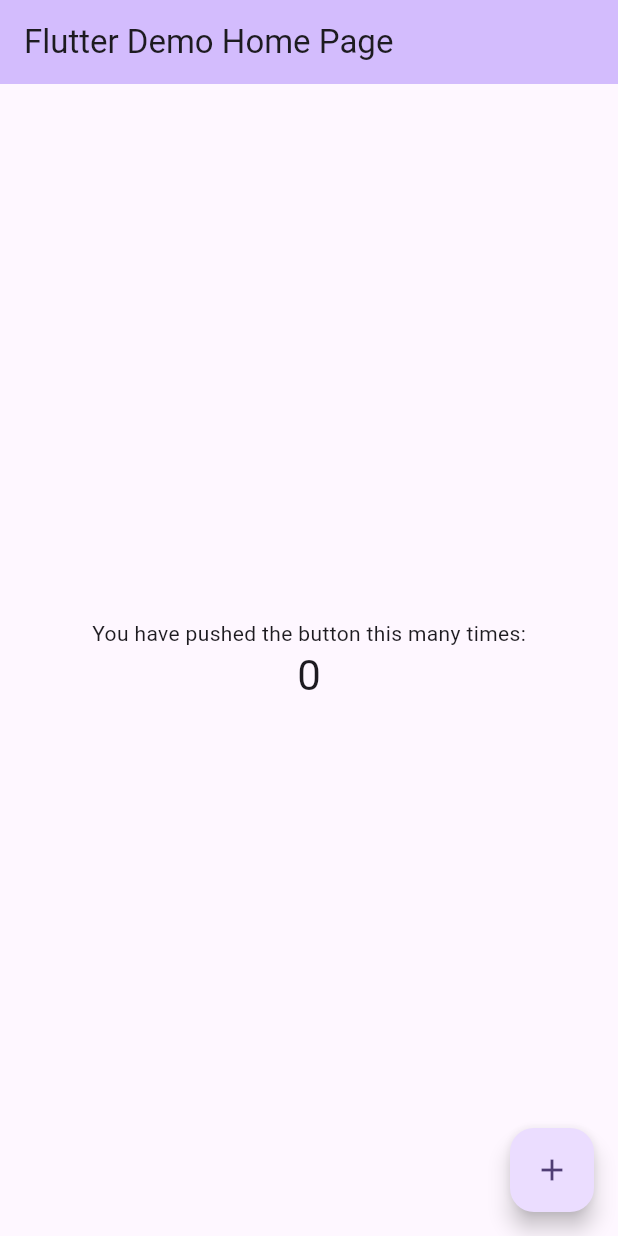
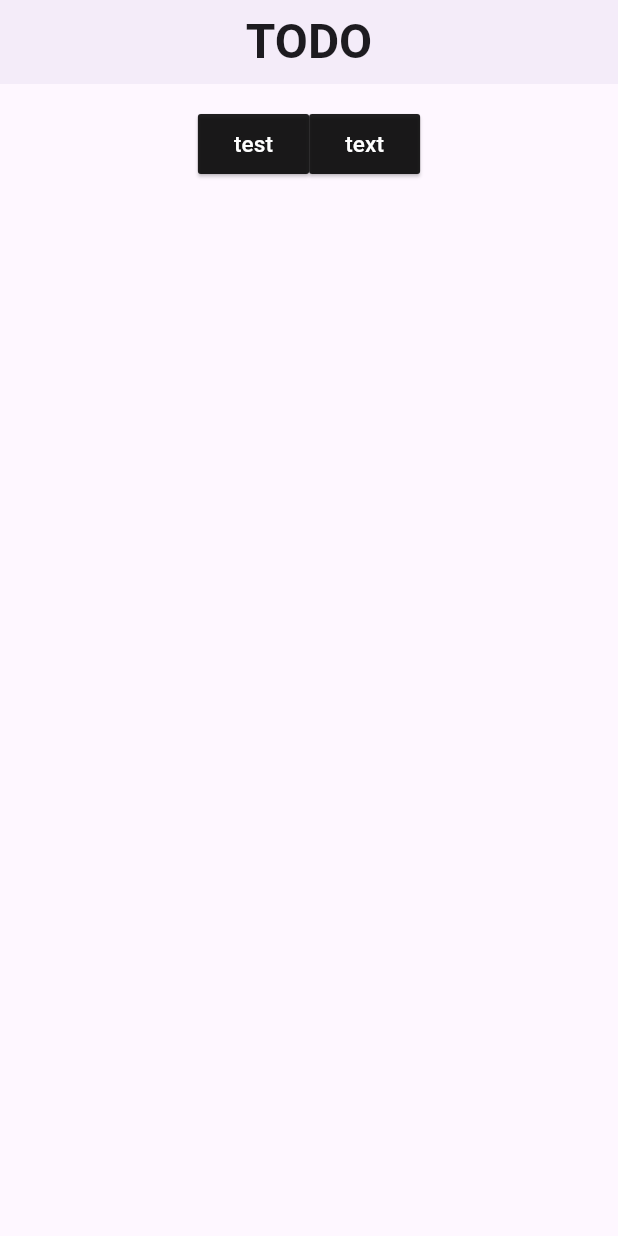
Before and after one commit to Yamnyr/Flutter-LoisirMania, a Flutter app: the screen it shows after launch, on a phone screen of 412 x 824 dp. Run offline on Flutter 3.47's test engine with Material 3 defaults, Android fonts, the phone set to English and light mode, and no system bars.

Commit message:
page accueil

```diff
--- /dev/null
+++ b/flutter_app/lib/app.pages/flutter_app_button.dart
@@ -0,0 +1,22 @@
+import 'package:flutter/material.dart';
+import 'package:flutter_app/common_widgets/custom_elevated_button.dart';
+
+class FlutterAppButton extends CustomElevatedButton {
+  FlutterAppButton({
+    super.key,
+    required String text,
+    required Color color,
+    required Color textColor,
+    required VoidCallback onPressed,
+  }) : super(
+          child: Text(
+            text,
+            style: TextStyle(
+              color: textColor,
+              fontSize: 15.0,
+            ),
+          ),
+          color: color,
+          onPressed: onPressed,
+        );
+}
--- /dev/null
+++ b/flutter_app/lib/app.pages/flutter_app_page.dart
@@ -0,0 +1,45 @@
+import 'package:flutter/material.dart';
+import 'package:flutter_app/app.pages/flutter_app_button.dart';
+// import 'package:flutter_app/app.pages/flutter_app_button_loisir.dart';
+
+class FlutterAppPage extends StatelessWidget {
+  const FlutterAppPage({super.key});
+
+  @override
+  Widget build(BuildContext context) {
+    return Scaffold(
+      appBar: AppBar(
+        title: const Text(
+          'TODO',
+          textAlign: TextAlign.center,
+          style: TextStyle(
+            fontSize: 32.0,
+            fontWeight: FontWeight.w600,
+          ),
+        ),
+        centerTitle: true,
+        elevation: 2.0,
+      ),
+      body: Padding(
+        padding: const EdgeInsets.all(16.0),
+        child: Row(
+          mainAxisAlignment: MainAxisAlignment.center,
+          children: <Widget>[
+            FlutterAppButton(
+              text: 'test',
+              color: Colors.black87,
+              textColor: Colors.white,
+              onPressed: () {},
+            ),
+            FlutterAppButton(
+                text: 'text',
+                color: Colors.black87,
+                textColor: Colors.white,
+                onPressed: () {}
+            ),
+          ],
+        ),
+      ),
+    );
+  }
+}
--- a/flutter_app/lib/main.dart
+++ b/flutter_app/lib/main.dart
@@ -1,125 +1,20 @@
 import 'package:flutter/material.dart';
+import 'package:flutter_app/app.pages/flutter_app_page.dart';
 
-void main() {
-  runApp(const MyApp());
-}
+void main() => runApp(MyApp());
 
+// Raccourci : Saisisser 'stless' puis appuyer sur Enter
 class MyApp extends StatelessWidget {
-  const MyApp({super.key});
-
-  // This widget is the root of your application.
   @override
   Widget build(BuildContext context) {
     return MaterialApp(
-      title: 'Flutter Demo',
+      debugShowCheckedModeBanner: false,
+      title: 'TODO',
       theme: ThemeData(
-        // This is the theme of your application.
-        //
-        // TRY THIS: Try running your application with "flutter run". You'll see
-        // the application has a purple toolbar. Then, without quitting the app,
-        // try changing the seedColor in the colorScheme below to Colors.green
-        // and then invoke "hot reload" (save your changes or press the "hot
-        // reload" button in a Flutter-supported IDE, or press "r" if you used
-        // the command line to start the app).
-        //
-        // Notice that the counter didn't reset back to zero; the application
-        // state is not lost during the reload. To reset the state, use hot
-        // restart instead.
-        //
-        // This works for code too, not just values: Most code changes can be
-        // tested with just a hot reload.
-        colorScheme: ColorScheme.fromSeed(seedColor: Colors.deepPurple),
-        useMaterial3: true,
+        primaryColor: Colors.pink,
       ),
-      home: const MyHomePage(title: 'Flutter Demo Home Page'),
+      // TODO : Changer le nom de la page d'accueil
+      home:  const FlutterAppPage(),
     );
   }
 }
-
-class MyHomePage extends StatefulWidget {
-  const MyHomePage({super.key, required this.title});
-
-  // This widget is the home page of your application. It is stateful, meaning
-  // that it has a State object (defined below) that contains fields that affect
-  // how it looks.
-
-  // This class is the configuration for the state. It holds the values (in this
-  // case the title) provided by the parent (in this case the App widget) and
-  // used by the build method of the State. Fields in a Widget subclass are
-  // always marked "final".
-
-  final String title;
-
-  @override
-  State<MyHomePage> createState() => _MyHomePageState();
-}
-
-class _MyHomePageState extends State<MyHomePage> {
-  int _counter = 0;
-
-  void _incrementCounter() {
-    setState(() {
-      // This call to setState tells the Flutter framework that something has
-      // changed in this State, which causes it to rerun the build method below
-      // so that the display can reflect the updated values. If we changed
-      // _counter without calling setState(), then the build method would not be
-      // called again, and so nothing would appear to happen.
-      _counter++;
-    });
-  }
-
-  @override
-  Widget build(BuildContext context) {
-    // This method is rerun every time setState is called, for instance as done
-    // by the _incrementCounter method above.
-    //
-    // The Flutter framework has been optimized to make rerunning build methods
-    // fast, so that you can just rebuild anything that needs updating rather
-    // than having to individually change instances of widgets.
-    return Scaffold(
-      appBar: AppBar(
-        // TRY THIS: Try changing the color here to a specific color (to
-        // Colors.amber, perhaps?) and trigger a hot reload to see the AppBar
-        // change color while the other colors stay the same.
-        backgroundColor: Theme.of(context).colorScheme.inversePrimary,
-        // Here we take the value from the MyHomePage object that was created by
-        // the App.build method, and use it to set our appbar title.
-        title: Text(widget.title),
-      ),
-      body: Center(
-        // Center is a layout widget. It takes a single child and positions it
-        // in the middle of the parent.
-        child: Column(
-          // Column is also a layout widget. It takes a list of children and
-          // arranges them vertically. By default, it sizes itself to fit its
-          // children horizontally, and tries to be as tall as its parent.
-          //
-          // Column has various properties to control how it sizes itself and
-          // how it positions its children. Here we use mainAxisAlignment to
-          // center the children vertically; the main axis here is the vertical
-          // axis because Columns are vertical (the cross axis would be
-          // horizontal).
-          //
-          // TRY THIS: Invoke "debug painting" (choose the "Toggle Debug Paint"
-          // action in the IDE, or press "p" in the console), to see the
-          // wireframe for each widget.
-          mainAxisAlignment: MainAxisAlignment.center,
-          children: <Widget>[
-            const Text(
-              'You have pushed the button this many times:',
-            ),
-            Text(
-              '$_counter',
-              style: Theme.of(context).textTheme.headlineMedium,
-            ),
-          ],
-        ),
-      ),
-      floatingActionButton: FloatingActionButton(
-        onPressed: _incrementCounter,
-        tooltip: 'Increment',
-        child: const Icon(Icons.add),
-      ), // This trailing comma makes auto-formatting nicer for build methods.
-    );
-  }
-}
```
Also changed, not shown: flutter_app/lib/app.pages/flutter_app_button_loisir.dart (added, +22 -0 lines), flutter_app/lib/common_widgets/custom_elevated_button.dart (added, +35 -0 lines).
